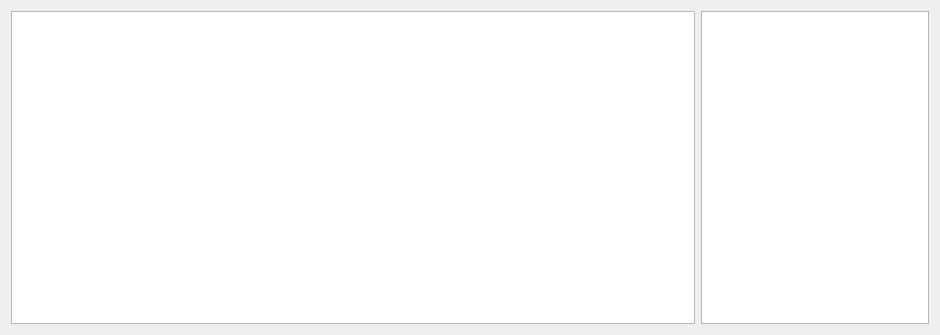
The window that BasketBallSystem/fileexplorer.ui (ohadharel1/BasketBallSystem) describes before a commit, drawn with Qt 5.
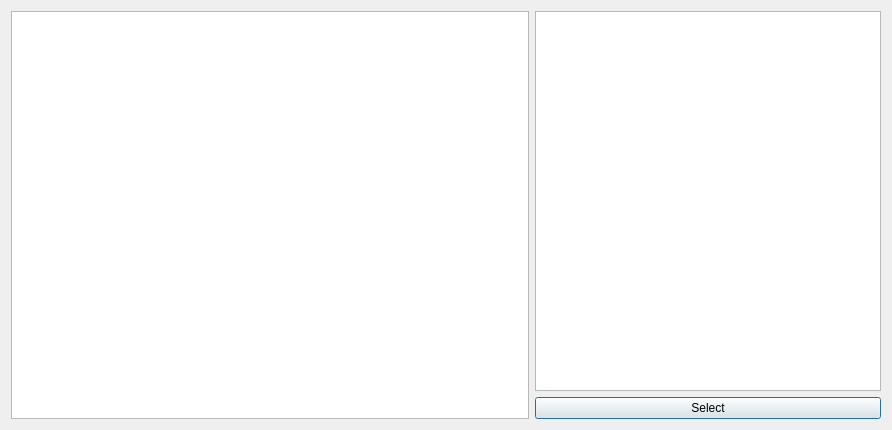
The same window after the commit.

Diff of the .ui file:
```diff
--- a/BasketBallSystem/fileexplorer.ui
+++ b/BasketBallSystem/fileexplorer.ui
@@ -6,20 +6,27 @@
    <rect>
     <x>0</x>
     <y>0</y>
-    <width>940</width>
-    <height>335</height>
+    <width>892</width>
+    <height>430</height>
    </rect>
   </property>
   <property name="windowTitle">
    <string>Dialog</string>
   </property>
-  <layout class="QHBoxLayout" name="horizontalLayout" stretch="3,1">
-   <item>
-    <widget class="QTreeView" name="fileExplorerTreeView"/>
-   </item>
-   <item>
+  <layout class="QGridLayout" name="gridLayout" columnstretch="3,2,0">
+   <item row="0" column="1">
     <widget class="QListView" name="fileExplorerListView"/>
    </item>
+   <item row="1" column="1">
+    <widget class="QPushButton" name="fileExplorerSelectBtn">
+     <property name="text">
+      <string>Select</string>
+     </property>
+    </widget>
+   </item>
+   <item row="0" column="0" rowspan="2">
+    <widget class="QTreeView" name="fileExplorerTreeView"/>
+   </item>
   </layout>
  </widget>
  <resources/>
```
